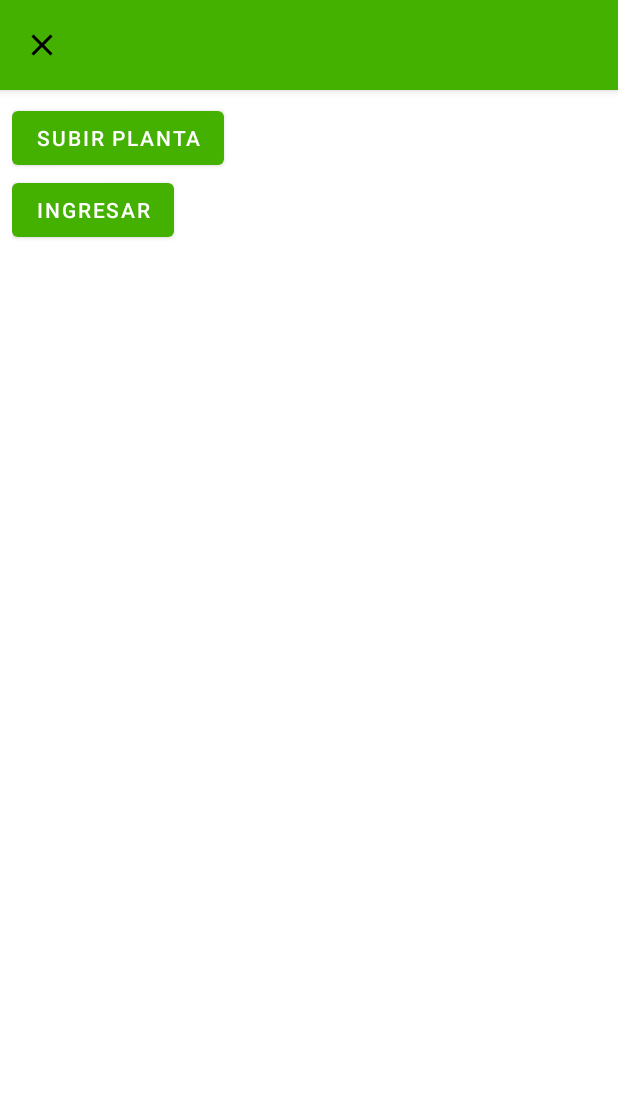
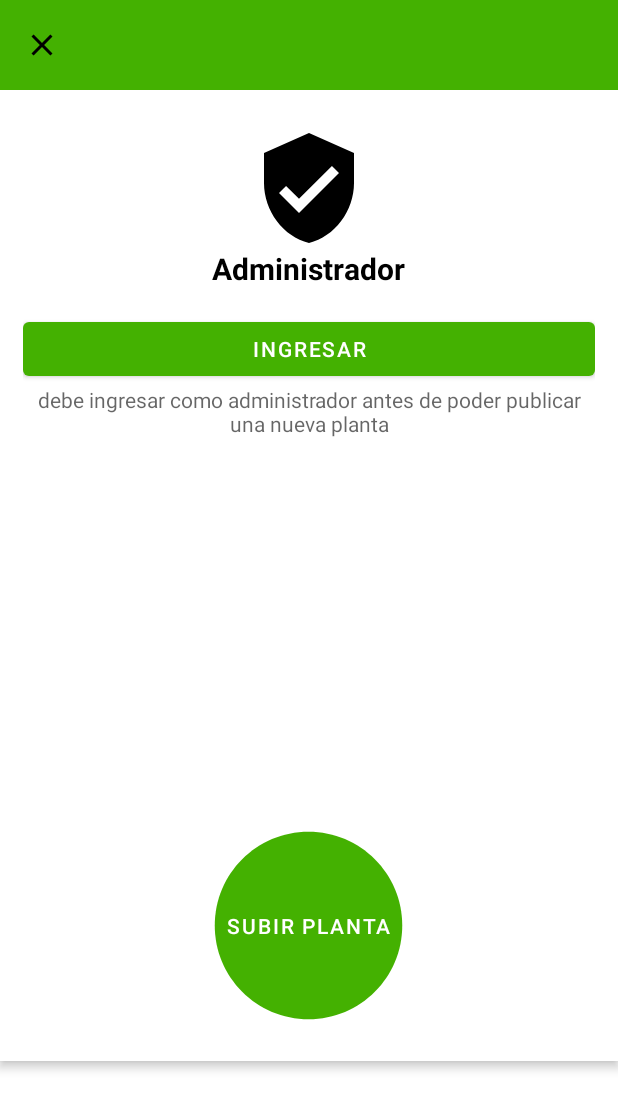
Before and after one commit to JorgeEdilMz/CloverQr, an Android app: the screen it shows after launch (MainActivity), in the side drawer, after a tap on "Administrador", on a phone screen of 412 x 824 dp. Shown: the top 1110 px of the screen. Run offline under Robolectric (Android 15) with nearby library versions, the phone set to English and light mode, and no system bars; our stand-ins replace navigation-ui; 2 statements that could not run were skipped.

```diff
--- /dev/null
+++ b/app/src/main/res/drawable/ic_admin.xml
@@ -0,0 +1,5 @@
+<vector android:height="24dp" android:tint="#000000"
+    android:viewportHeight="24" android:viewportWidth="24"
+    android:width="24dp" xmlns:android="http://schemas.android.com/apk/res/android">
+    <path android:fillColor="@android:color/white" android:pathData="M12,1L3,5v6c0,5.55 3.84,10.74 9,12 5.16,-1.26 9,-6.45 9,-12L21,5l-9,-4zM10,17l-4,-4 1.41,-1.41L10,14.17l6.59,-6.59L18,9l-8,8z"/>
+</vector>
--- /dev/null
+++ b/app/src/main/res/drawable/ic_circle.xml
@@ -0,0 +1,5 @@
+<vector android:height="24dp" android:tint="#000000"
+    android:viewportHeight="24" android:viewportWidth="24"
+    android:width="24dp" xmlns:android="http://schemas.android.com/apk/res/android">
+    <path android:fillColor="@android:color/white" android:pathData="M12,2C6.47,2 2,6.47 2,12s4.47,10 10,10 10,-4.47 10,-10S17.53,2 12,2z"/>
+</vector>
--- a/app/src/main/res/layout/fragment_admin.xml
+++ b/app/src/main/res/layout/fragment_admin.xml
@@ -39,26 +39,56 @@
 
         </androidx.appcompat.widget.Toolbar>
 
-    </com.google.android.material.appbar.AppBarLayout>
+        <androidx.appcompat.widget.LinearLayoutCompat
+            android:layout_width="match_parent"
+            android:layout_height="wrap_content"
+            android:gravity="center"
+            android:orientation="vertical"
+            android:padding="15sp">
+
+            <androidx.appcompat.widget.AppCompatImageView
+                android:layout_width="80dp"
+                android:layout_height="80dp"
+                android:layout_marginTop="10dp"
+                android:src="@drawable/ic_admin" />
+
+            <TextView
+                android:layout_width="wrap_content"
+                android:layout_height="match_parent"
+                android:text="Administrador"
+                android:textColor="@color/black"
+                android:textSize="20sp"
+                android:textStyle="bold"/>
 
             <LinearLayout
                 android:layout_width="match_parent"
                 android:layout_height="wrap_content"
-        android:padding="8dp"
-        android:orientation="vertical">
-
-        <Button
-            android:layout_width="wrap_content"
-            android:layout_height="match_parent"
-            android:text="Subir Planta"
-            android:id="@+id/BotonPublicar"/>
+                android:orientation="vertical"
+                android:padding="8dp" />
 
             <Button
                 android:id="@+id/BotonLogin"
-            android:layout_width="wrap_content"
+                android:layout_width="match_parent"
                 android:layout_height="match_parent"
                 android:text="INGRESAR" />
 
-    </LinearLayout>
+            <TextView
+                android:layout_width="match_parent"
+                android:layout_height="wrap_content"
+                android:hint="debe ingresar como administrador antes de poder publicar una nueva planta"
+                android:textAlignment="center" />
+
+            <Button
+                android:id="@+id/BotonPublicar"
+                android:layout_width="150dp"
+                android:layout_height="150dp"
+                android:layout_marginTop="250dp"
+                android:background="@drawable/ic_circle"
+                android:text="Subir Planta" />
+
+
+        </androidx.appcompat.widget.LinearLayoutCompat>
+
+    </com.google.android.material.appbar.AppBarLayout>
 
 </LinearLayout>
```
Lines whose indentation alone changed are shown as unchanged.
